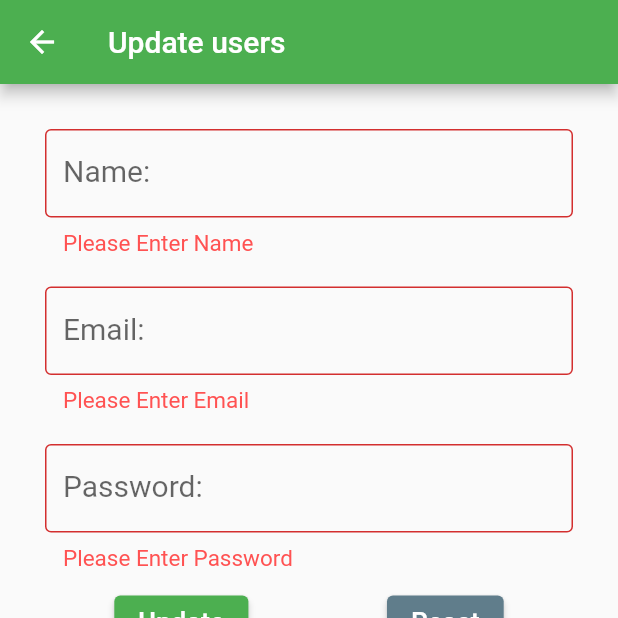
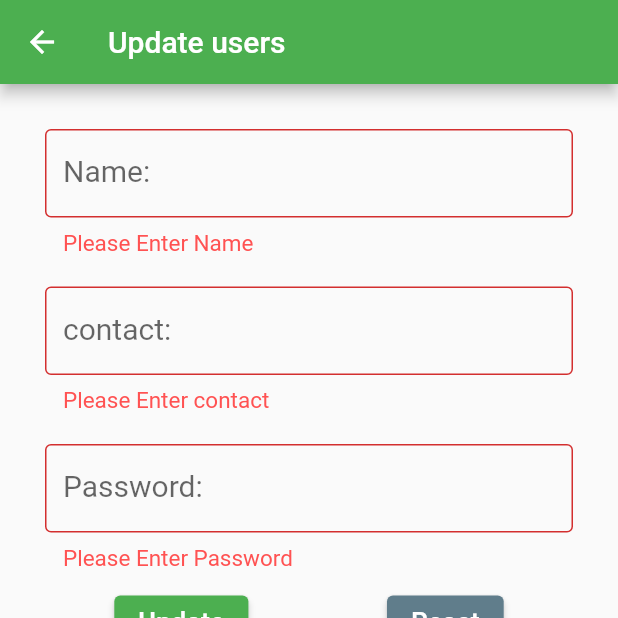
Before and after one commit to Ayushsh121/ivykids_task, a Flutter app: the UpdateUsers screen opened directly with empty values, after a tap on "Update", on a phone screen of 412 x 824 dp, the top half of it. Run offline on Flutter 3.47's test engine with Material 2 defaults, Android fonts, the phone set to English and light mode, and no system bars; our stand-ins replace cloud_firestore, firebase_auth, firebase_core, flutter_secure_storage; accounts and stored records are empty.

Commit message:
Update update_user_page.dart

```diff
--- a/lib/Screens/update_user_page.dart
+++ b/lib/Screens/update_user_page.dart
@@ -16,10 +16,10 @@ class _UpdateUsersState extends State<UpdateUsers> {
   CollectionReference users =
   FirebaseFirestore.instance.collection('users');
 
-  Future<void> updateUser(id, name, email, password) {
+  Future<void> updateUser(id, name, contact, password) {
     return users
         .doc(id)
-        .update({'name': name, 'email': email, 'password': password})
+        .update({'name': name, 'contact': contact, 'password': password})
         .then((value) => print("User Updated"))
         .catchError((error) => print("Failed to update user: $error"));
   }
@@ -48,7 +48,7 @@ class _UpdateUsersState extends State<UpdateUsers> {
               }
               var data = snapshot.data!.data();
               var name = data!['name'];
-              var email = data['email'];
+              var contact = data['contact'];
               var password = data['password'];
               return Padding(
                 padding: EdgeInsets.symmetric(vertical: 20, horizontal: 30),
@@ -78,21 +78,21 @@ class _UpdateUsersState extends State<UpdateUsers> {
                     Container(
                       margin: EdgeInsets.symmetric(vertical: 10.0),
                       child: TextFormField(
-                        initialValue: email,
+                        keyboardType: TextInputType.number,
+                        initialValue: contact,
                         autofocus: false,
-                        onChanged: (value) => email = value,
+                        onChanged: (value) => contact = value,
                         decoration: InputDecoration(
-                          labelText: 'Email: ',
+                          labelText: 'contact: ',
                           labelStyle: TextStyle(fontSize: 20.0),
                           border: OutlineInputBorder(),
                           errorStyle:
                           TextStyle(color: Colors.redAccent, fontSize: 15),
+
                         ),
                         validator: (value) {
                           if (value == null || value.isEmpty) {
-                            return 'Please Enter Email';
-                          } else if (!value.contains('@')) {
-                            return 'Please Enter Valid Email';
+                            return 'Please Enter contact';
                           }
                           return null;
                         },
@@ -128,7 +128,7 @@ class _UpdateUsersState extends State<UpdateUsers> {
                             onPressed: () {
                               // Validate returns true if the form is valid, otherwise false.
                               if (_formKey.currentState!.validate()) {
-                                updateUser(widget.id, name, email, password);
+                                updateUser(widget.id, name, contact, password);
                                 Navigator.pop(context);
                               }
                             },
```
